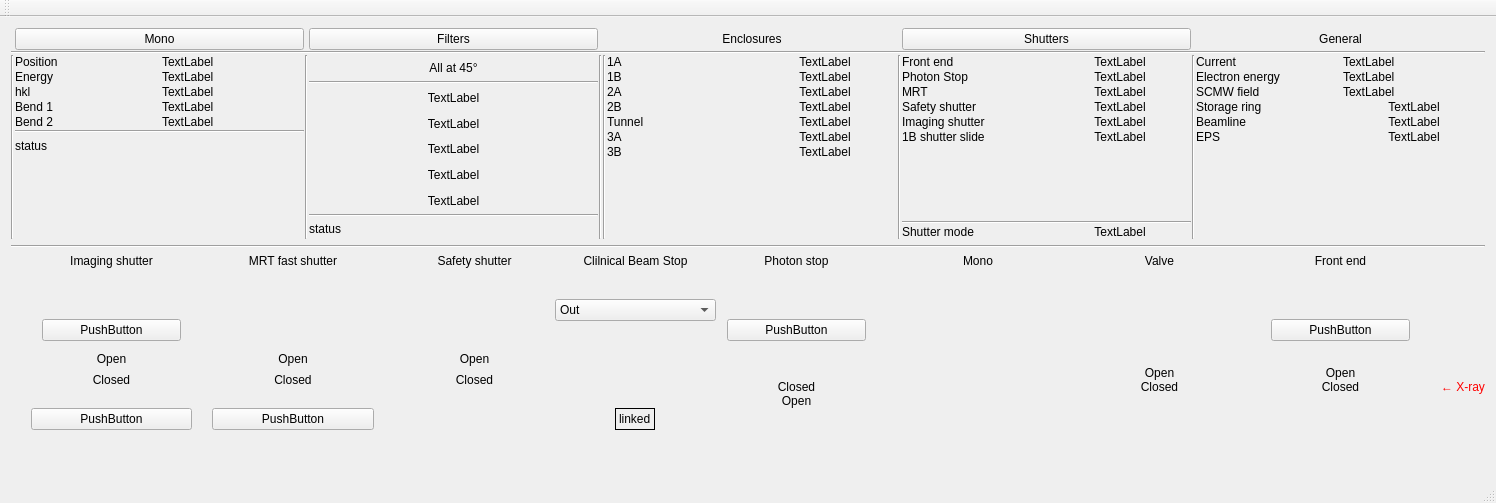
Qt form qimbl/qimbl.ui (MatthewJCameron/imbl) before a commit.
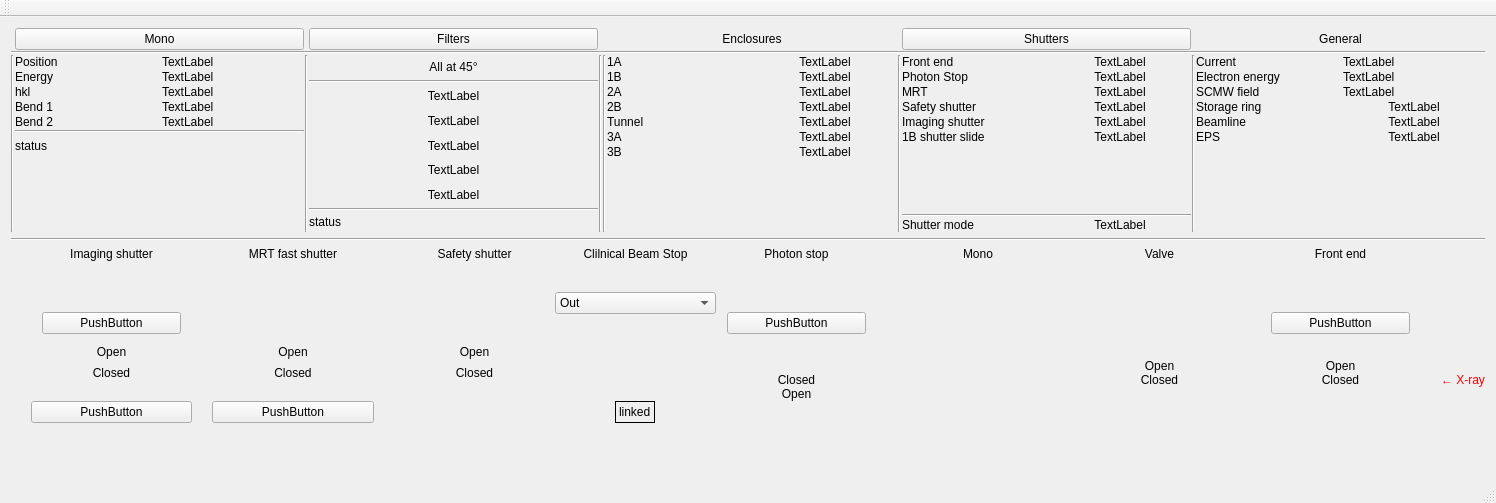
The same form after that commit. Icons and pictures are not drawn. Custom widgets are drawn as their Qt base class.

Commit message: working buttons and labels - need to confirm RBV of shutterY updates during motion. overview now fixed max size.

```diff
--- a/qimbl/qimbl.ui
+++ b/qimbl/qimbl.ui
@@ -21,6 +21,12 @@
    <layout class="QVBoxLayout" name="verticalLayout">
     <item>
      <widget class="QWidget" name="overview" native="true">
+      <property name="maximumSize">
+       <size>
+        <width>16777215</width>
+        <height>204</height>
+       </size>
+      </property>
       <layout class="QGridLayout" name="_2">
        <property name="leftMargin">
         <number>0</number>
@@ -1413,6 +1419,12 @@
         </item>
         <item row="1" column="6">
          <widget class="QComboBox" name="comboBox">
+          <property name="sizePolicy">
+           <sizepolicy hsizetype="Minimum" vsizetype="Fixed">
+            <horstretch>0</horstretch>
+            <verstretch>0</verstretch>
+           </sizepolicy>
+          </property>
           <property name="layoutDirection">
            <enum>Qt::LeftToRight</enum>
           </property>
```
The commit also changes 2 other files.
